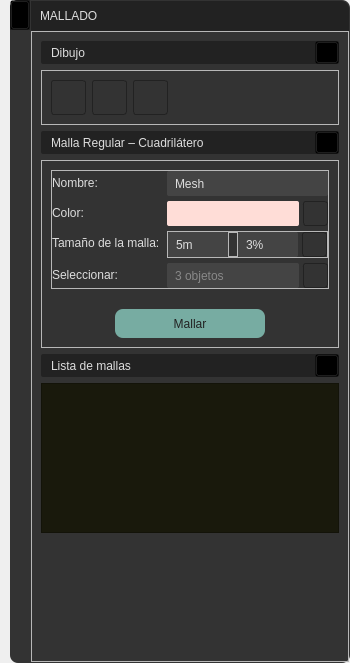
Old version of the form UI/widget_draw_menu_mesh.ui in the repository edwinar13/MPM-UN.
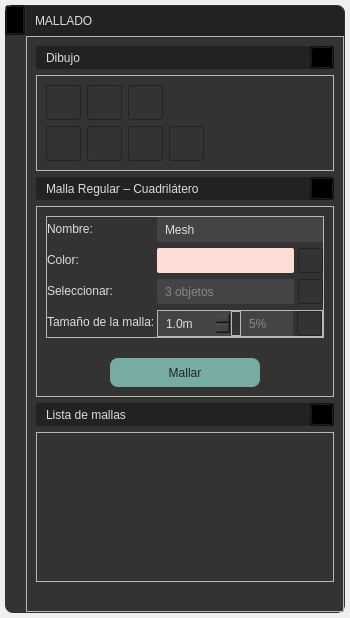
New version of the form. Icons and pictures are not drawn.

```diff
--- a/UI/widget_draw_menu_mesh.ui
+++ b/UI/widget_draw_menu_mesh.ui
@@ -7,7 +7,7 @@
     <x>0</x>
     <y>0</y>
     <width>350</width>
-    <height>663</height>
+    <height>591</height>
    </rect>
   </property>
   <property name="sizePolicy">
@@ -132,19 +132,31 @@
 
 QToolButton#toolButton_cardMeshDraw1,
 QToolButton#toolButton_cardMeshDraw2,
-QToolButton#toolButton_cardMeshDraw3{
+QToolButton#toolButton_cardMeshDraw3,
+QToolButton#toolButton_cardMeshDraw8,
+QToolButton#toolButton_cardMeshDraw9,
+QToolButton#toolButton_cardMeshDraw10,
+QToolButton#toolButton_cardMeshDraw11{
 background-color: transparent;
 border: 1px solid #222222;
 border-radius: 3px ;
 }
 QToolButton#toolButton_cardMeshDraw1:hover,
 QToolButton#toolButton_cardMeshDraw2:hover, 
-QToolButton#toolButton_cardMeshDraw3:hover{ 
+QToolButton#toolButton_cardMeshDraw3:hover, 
+QToolButton#toolButton_cardMeshDraw8:hover, 
+QToolButton#toolButton_cardMeshDraw9:hover, 
+QToolButton#toolButton_cardMeshDraw10:hover, 
+QToolButton#toolButton_cardMeshDraw11:hover{ 
 background-color: #444444;
 }
 QToolButton#toolButton_cardMeshDraw1:pressed,
 QToolButton#toolButton_cardMeshDraw2:pressed,
-QToolButton#toolButton_cardMeshDraw3:pressed{
+QToolButton#toolButton_cardMeshDraw3:pressed,
+QToolButton#toolButton_cardMeshDraw8:pressed,
+QToolButton#toolButton_cardMeshDraw9:pressed,
+QToolButton#toolButton_cardMeshDraw10:pressed,
+QToolButton#toolButton_cardMeshDraw11:pressed{
 border-top: 2px solid #222222;
 border-left: 2px solid #222222;
 }  
@@ -160,6 +172,9 @@
 font: 300 9pt &quot;Ubuntu&quot;;
 color: #DDDDDD;
 }
+
+
+#doubleSpinBoxl_textMesh4,
 QLineEdit#lineEdit_textMesh1,
 QLineEdit#lineEdit_textMesh2,
 QLineEdit#lineEdit_textMesh3,
@@ -174,6 +189,8 @@
 
 }
 
+
+QLineEdit#lineEdit_textMesh3,
 QLineEdit#lineEdit_textMesh5{
 color: #888888;
 }
@@ -218,6 +235,16 @@
 
 
 
+/*###########################################################*/
+/*###############          FRAME LISTA MALLAS         ##################*/
+/*###########################################################*/
+
+QScrollArea#scrollArea,
+#verticalLayout_containerCardMesh,
+#scrollAreaWidgetContents{
+background-color: transparent;
+}
+
 
 /*###########################################################*/
 /*################                 FRAME MSN          #####################*/
@@ -230,6 +257,143 @@
 }
 
 
+
+
+/*######################      SCROLL BAR    VERTICAL  ############################*/
+
+QScrollBar:vertical {    
+	border: none;
+    width: 14px;
+	border-radius: 0px;
+	margin: 15px 0px 15px 0px;
+}
+
+
+
+QScrollBar::handle:vertical {
+    background-color: #888888;
+    min-height: 14px;
+	border-radius: 7px;
+}
+QScrollBar::handle:vertical:hover {
+    background-color: #777777;
+}
+QScrollBar::handle:vertical:pressed {
+    background-color: #666666;
+}
+
+/*TOP*/
+QScrollBar::sub-line:vertical{
+    background-color: #666666;
+	border: none;
+	border-top-left-radius: 7px;
+	border-top-right-radius: 7px;
+	height: 15px;
+	subcontrol-position: top;
+	subcontrol-origin: margin;
+}
+
+
+QScrollBar::sub-line:vertical:hover{
+    background-color: #777777;
+}
+QScrollBar::sub-line:vertical:pressed{
+    background-color: #666666;
+}
+
+/*BOTTON*/
+QScrollBar::add-line:vertical{
+    background-color: #444444;
+	border: none;	
+	border-bottom-left-radius: 7px;
+	border-bottom-right-radius: 7px;
+	height: 15px;
+	subcontrol-position: bottom;
+	subcontrol-origin: margin;
+}
+
+
+QScrollBar::add-line:vertical:hover{
+    background-color: #777777;
+}
+QScrollBar::add-line:vertical:pressed{
+   background-color: #666666;
+}
+
+
+QScrollBar::up-arrow:vertical,QScrollBar::down-arrow:vertical{
+background: none;
+}
+QScrollBar::add-page:vertical,QScrollBar::sub-page:vertical{
+background: none;
+}
+
+
+/*######################      SCROLL BAR    HORIZONTAL  ############################*/
+
+QScrollBar:horizontal{
+height: 14px;
+border: none;
+border-radius: 0px;
+margin: 0px 15px 0px 15px;
+}
+
+
+/*Deslizador*/
+QScrollBar::handle:horizontal {
+    background-color: #888888;
+	border-radius: 7px;
+	min-width: 14px;
+}
+QScrollBar::handle:horizontal:hover {
+    background-color: #777777;
+}
+QScrollBar::handle:horizontal:pressed {
+    background-color: #666666;
+}
+  
+QScrollBar::sub-line:horizontal{
+background-color: #666666;
+border: none;
+border-top-left-radius: 7px;
+border-bottom-left-radius: 7px;
+width: 15px;
+subcontrol-position: left;
+subcontrol-origin: margin;
+}
+
+
+QScrollBar::sub-line:horizontal:hover{
+    background-color: #777777;
+}
+QScrollBar::sub-line:horizontal:pressed{
+    background-color: #666666;
+}
+
+QScrollBar::add-line:horizontal{
+    background-color: #666666;
+	border: none;	
+	border-top-right-radius: 7px;
+	border-bottom-right-radius: 7px;
+	width: 15px;
+	subcontrol-position: right;
+	subcontrol-origin: margin;
+}
+
+QScrollBar::add-line:horizontal:hover{
+    background-color: #777777;
+}QScrollBar::add-line:vertical:pressed{
+    background-color: #666666;
+}
+
+
+QScrollBar::up-arrow:horizontal,QScrollBar::down-arrow:horizontal{
+background: none;
+}
+QScrollBar::add-page:horizontal,QScrollBar::sub-page:horizontal{
+background: none;
+}
+
 </string>
   </property>
   <layout class="QHBoxLayout" name="horizontalLayout_6">
@@ -237,16 +401,16 @@
     <number>0</number>
    </property>
    <property name="leftMargin">
-    <number>10</number>
+    <number>5</number>
    </property>
    <property name="topMargin">
-    <number>0</number>
+    <number>5</number>
    </property>
    <property name="rightMargin">
-    <number>0</number>
+    <number>5</number>
    </property>
    <property name="bottomMargin">
-    <number>0</number>
+    <number>5</number>
    </property>
    <item>
     <widget class="QFrame" name="frame_meshProject">
@@ -678,6 +842,151 @@
                  </item>
                 </layout>
                </item>
+               <item>
+                <layout class="QHBoxLayout" name="horizontalLayout_15">
+                 <item>
+                  <widget class="QToolButton" name="toolButton_cardMeshDraw8">
+                   <property name="minimumSize">
+                    <size>
+                     <width>35</width>
+                     <height>35</height>
+                    </size>
+                   </property>
+                   <property name="maximumSize">
+                    <size>
+                     <width>35</width>
+                     <height>35</height>
+                    </size>
+                   </property>
+                   <property name="text">
+                    <string/>
+                   </property>
+                   <property name="icon">
+                    <iconset>
+                     <normaloff>../recursos/iconos/iconos_menu_draw_mesh/move.svg</normaloff>../recursos/iconos/iconos_menu_draw_mesh/move.svg</iconset>
+                   </property>
+                   <property name="iconSize">
+                    <size>
+                     <width>35</width>
+                     <height>35</height>
+                    </size>
+                   </property>
+                   <property name="arrowType">
+                    <enum>Qt::NoArrow</enum>
+                   </property>
+                  </widget>
+                 </item>
+                 <item>
+                  <widget class="QToolButton" name="toolButton_cardMeshDraw9">
+                   <property name="minimumSize">
+                    <size>
+                     <width>35</width>
+                     <height>35</height>
+                    </size>
+                   </property>
+                   <property name="maximumSize">
+                    <size>
+                     <width>35</width>
+                     <height>35</height>
+                    </size>
+                   </property>
+                   <property name="text">
+                    <string/>
+                   </property>
+                   <property name="icon">
+                    <iconset>
+                     <normaloff>../recursos/iconos/iconos_menu_draw_mesh/rotate.svg</normaloff>../recursos/iconos/iconos_menu_draw_mesh/rotate.svg</iconset>
+                   </property>
+                   <property name="iconSize">
+                    <size>
+                     <width>35</width>
+                     <height>35</height>
+                    </size>
+                   </property>
+                   <property name="arrowType">
+                    <enum>Qt::NoArrow</enum>
+                   </property>
+                  </widget>
+                 </item>
+                 <item>
+                  <widget class="QToolButton" name="toolButton_cardMeshDraw10">
+                   <property name="minimumSize">
+                    <size>
+                     <width>35</width>
+                     <height>35</height>
+                    </size>
+                   </property>
+                   <property name="maximumSize">
+                    <size>
+                     <width>35</width>
+                     <height>35</height>
+                    </size>
+                   </property>
+                   <property name="text">
+                    <string/>
+                   </property>
+                   <property name="icon">
+                    <iconset>
+                     <normaloff>../recursos/iconos/iconos_menu_draw_mesh/copy.svg</normaloff>../recursos/iconos/iconos_menu_draw_mesh/copy.svg</iconset>
+                   </property>
+                   <property name="iconSize">
+                    <size>
+                     <width>35</width>
+                     <height>35</height>
+                    </size>
+                   </property>
+                   <property name="arrowType">
+                    <enum>Qt::NoArrow</enum>
+                   </property>
+                  </widget>
+                 </item>
+                 <item>
+                  <widget class="QToolButton" name="toolButton_cardMeshDraw11">
+                   <property name="minimumSize">
+                    <size>
+                     <width>35</width>
+                     <height>35</height>
+                    </size>
+                   </property>
+                   <property name="maximumSize">
+                    <size>
+                     <width>35</width>
+                     <height>35</height>
+                    </size>
+                   </property>
+                   <property name="text">
+                    <string/>
+                   </property>
+                   <property name="icon">
+                    <iconset>
+                     <normaloff>../recursos/iconos/iconos_menu_draw_mesh/erase.svg</normaloff>../recursos/iconos/iconos_menu_draw_mesh/erase.svg</iconset>
+                   </property>
+                   <property name="iconSize">
+                    <size>
+                     <width>35</width>
+                     <height>35</height>
+                    </size>
+                   </property>
+                   <property name="arrowType">
+                    <enum>Qt::NoArrow</enum>
+                   </property>
+                  </widget>
+                 </item>
+                 <item>
+                  <spacer name="horizontalSpacer_5">
+                   <property name="orientation">
+                    <enum>Qt::Horizontal</enum>
+                   </property>
+                   <property name="sizeHint" stdset="0">
+                    <size>
+                     <width>40</width>
+                     <height>20</height>
+                    </size>
+                   </property>
+                  </spacer>
+                 </item>
+                </layout>
+               </item>
               </layout>
              </widget>
             </item>
@@ -760,10 +1069,10 @@
                  </property>
                  <layout class="QFormLayout" name="formLayout_3">
                   <property name="horizontalSpacing">
-                   <number>5</number>
+                   <number>0</number>
                   </property>
                   <property name="verticalSpacing">
-                   <number>5</number>
+                   <number>6</number>
                   </property>
                   <property name="leftMargin">
                    <number>0</number>
@@ -852,7 +1161,7 @@
                     </item>
                    </layout>
                   </item>
-                  <item row="2" column="0">
+                  <item row="3" column="0">
                    <widget class="QLabel" name="label_textMesh3">
                     <property name="minimumSize">
                      <size>
@@ -865,68 +1174,6 @@
                     </property>
                    </widget>
                   </item>
-                  <item row="3" column="0">
-                   <widget class="QLabel" name="label_textMesh4">
-                    <property name="minimumSize">
-                     <size>
-                      <width>110</width>
-                      <height>0</height>
-                     </size>
-                    </property>
-                    <property name="text">
-                     <string>Seleccionar:</string>
-                    </property>
-                   </widget>
-                  </item>
-                  <item row="3" column="1">
-                   <layout class="QHBoxLayout" name="horizontalLayout_11">
-                    <property name="spacing">
-                     <number>0</number>
-                    </property>
-                    <item>
-                     <widget class="QLineEdit" name="lineEdit_textMesh5">
-                      <property name="enabled">
-                       <bool>false</bool>
-                      </property>
-                      <property name="minimumSize">
-                       <size>
-                        <width>120</width>
-                        <height>25</height>
-                       </size>
-                      </property>
-                      <property name="maximumSize">
-                       <size>
-                        <width>16777215</width>
-                        <height>16777215</height>
-                       </size>
-                      </property>
-                      <property name="text">
-                       <string>3 objetos</string>
-                      </property>
-                     </widget>
-                    </item>
-                    <item>
-                     <widget class="QToolButton" name="toolButton_cardMeshDraw6">
-                      <property name="text">
-                       <string/>
-                      </property>
-                      <property name="icon">
-                       <iconset>
-                        <normaloff>../recursos/iconos/iconos_menu_draw_mesh/select.svg</normaloff>../recursos/iconos/iconos_menu_draw_mesh/select.svg</iconset>
-                      </property>
-                      <property name="iconSize">
-                       <size>
-                        <width>20</width>
-                        <height>20</height>
-                       </size>
-                      </property>
-                      <property name="arrowType">
-                       <enum>Qt::NoArrow</enum>
-                      </property>
-                     </widget>
-                    </item>
-                   </layout>
-                  </item>
                   <item row="0" column="1">
                    <widget class="QLineEdit" name="lineEdit_textMesh1">
                     <property name="minimumSize">
@@ -946,7 +1193,7 @@
                     </property>
                    </widget>
                   </item>
-                  <item row="2" column="1">
+                  <item row="3" column="1">
                    <widget class="QFrame" name="frame">
                     <property name="sizePolicy">
                      <sizepolicy hsizetype="Preferred" vsizetype="Preferred">
@@ -977,27 +1224,24 @@
                       <number>0</number>
                      </property>
                      <item>
-                      <widget class="QLineEdit" name="lineEdit_textMesh3">
-                       <property name="sizePolicy">
-                        <sizepolicy hsizetype="Expanding" vsizetype="Fixed">
-                         <horstretch>0</horstretch>
-                         <verstretch>0</verstretch>
-                        </sizepolicy>
-                       </property>
+                      <widget class="QDoubleSpinBox" name="doubleSpinBoxl_textMesh4">
                        <property name="minimumSize">
                         <size>
                          <width>0</width>
                          <height>25</height>
                         </size>
                        </property>
-                       <property name="maximumSize">
-                        <size>
-                         <width>16777215</width>
-                         <height>16777215</height>
-                        </size>
+                       <property name="suffix">
+                        <string>m</string>
                        </property>
-                       <property name="text">
-                        <string>5m</string>
+                       <property name="decimals">
+                        <number>1</number>
+                       </property>
+                       <property name="singleStep">
+                        <double>0.100000000000000</double>
+                       </property>
+                       <property name="value">
+                        <double>1.000000000000000</double>
                        </property>
                       </widget>
                      </item>
@@ -1024,9 +1268,12 @@
                       </widget>
                      </item>
                      <item>
-                      <widget class="QLineEdit" name="lineEdit_textMesh4">
+                      <widget class="QLineEdit" name="lineEdit_textMesh3">
+                       <property name="enabled">
+                        <bool>false</bool>
+                       </property>
                        <property name="sizePolicy">
-                        <sizepolicy hsizetype="Expanding" vsizetype="Fixed">
+                        <sizepolicy hsizetype="Preferred" vsizetype="Fixed">
                          <horstretch>0</horstretch>
                          <verstretch>0</verstretch>
                         </sizepolicy>
@@ -1044,7 +1291,7 @@
                         </size>
                        </property>
                        <property name="text">
-                        <string>3%</string>
+                        <string>5%</string>
                        </property>
                       </widget>
                      </item>
@@ -1071,6 +1318,68 @@
                     </layout>
                    </widget>
                   </item>
+                  <item row="2" column="0">
+                   <widget class="QLabel" name="label_textMesh4">
+                    <property name="minimumSize">
+                     <size>
+                      <width>110</width>
+                      <height>0</height>
+                     </size>
+                    </property>
+                    <property name="text">
+                     <string>Seleccionar:</string>
+                    </property>
+                   </widget>
+                  </item>
+                  <item row="2" column="1">
+                   <layout class="QHBoxLayout" name="horizontalLayout_11">
+                    <property name="spacing">
+                     <number>0</number>
+                    </property>
+                    <item>
+                     <widget class="QLineEdit" name="lineEdit_textMesh5">
+                      <property name="enabled">
+                       <bool>false</bool>
+                      </property>
+                      <property name="minimumSize">
+                       <size>
+                        <width>120</width>
+                        <height>25</height>
+                       </size>
+                      </property>
+                      <property name="maximumSize">
+                       <size>
+                        <width>16777215</width>
+                        <height>16777215</height>
+                       </size>
+                      </property>
+                      <property name="text">
+                       <string>3 objetos</string>
+                      </property>
+                     </widget>
+                    </item>
+                    <item>
+                     <widget class="QToolButton" name="toolButton_cardMeshDraw6">
+                      <property name="text">
+                       <string/>
+                      </property>
+                      <property name="icon">
+                       <iconset>
+                        <normaloff>../recursos/iconos/iconos_menu_draw_mesh/select.svg</normaloff>../recursos/iconos/iconos_menu_draw_mesh/select.svg</iconset>
+                      </property>
+                      <property name="iconSize">
+                       <size>
+                        <width>20</width>
+                        <height>20</height>
+                       </size>
+                      </property>
+                      <property name="arrowType">
+                       <enum>Qt::NoArrow</enum>
+                      </property>
+                     </widget>
+                    </item>
+                   </layout>
+                  </item>
                  </layout>
                 </widget>
                </item>
@@ -1176,6 +1485,12 @@
             </item>
             <item>
              <widget class="QFrame" name="frame_mesh3">
+              <property name="sizePolicy">
+               <sizepolicy hsizetype="Preferred" vsizetype="Expanding">
+                <horstretch>0</horstretch>
+                <verstretch>0</verstretch>
+               </sizepolicy>
+              </property>
               <property name="minimumSize">
                <size>
                 <width>0</width>
@@ -1183,7 +1498,7 @@
                </size>
               </property>
               <property name="styleSheet">
-               <string notr="true">background-color: rgb(25, 25, 12);</string>
+               <string notr="true"/>
               </property>
               <property name="frameShape">
                <enum>QFrame::StyledPanel</enum>
@@ -1191,17 +1506,69 @@
               <property name="frameShadow">
                <enum>QFrame::Raised</enum>
               </property>
-              <widget class="QWidget" name="verticalLayoutWidget">
-               <property name="geometry">
-                <rect>
-                 <x>10</x>
-                 <y>10</y>
-                 <width>16</width>
-                 <height>16</height>
-                </rect>
-               </property>
-               <layout class="QVBoxLayout" name="verticalLayout_7"/>
-              </widget>
+              <layout class="QHBoxLayout" name="horizontalLayout_13">
+               <item>
+                <widget class="QScrollArea" name="scrollArea">
+                 <property name="styleSheet">
+                  <string notr="true">background-color: transparent;
+border: none;</string>
+                 </property>
+                 <property name="widgetResizable">
+                  <bool>true</bool>
+                 </property>
+                 <widget class="QWidget" name="scrollAreaWidgetContents">
+                  <property name="geometry">
+                   <rect>
+                    <x>0</x>
+                    <y>0</y>
+                    <width>278</width>
+                    <height>130</height>
+                   </rect>
+                  </property>
+                  <layout class="QHBoxLayout" name="horizontalLayout_14">
+                   <property name="spacing">
+                    <number>0</number>
+                   </property>
+                   <property name="leftMargin">
+                    <number>0</number>
+                   </property>
+                   <property name="topMargin">
+                    <number>0</number>
+                   </property>
+                   <property name="rightMargin">
+                    <number>0</number>
+                   </property>
+                   <property name="bottomMargin">
+                    <number>0</number>
+                   </property>
+                   <item>
+                    <layout class="QVBoxLayout" name="verticalLayout_containerCardMesh">
+                     <property name="spacing">
+                      <number>0</number>
+                     </property>
+                     <item>
+                      <widget class="QFrame" name="frame_empty">
+                       <property name="sizePolicy">
+                        <sizepolicy hsizetype="Preferred" vsizetype="Expanding">
+                         <horstretch>0</horstretch>
+                         <verstretch>0</verstretch>
+                        </sizepolicy>
+                       </property>
+                       <property name="frameShape">
+                        <enum>QFrame::StyledPanel</enum>
+                       </property>
+                       <property name="frameShadow">
+                        <enum>QFrame::Raised</enum>
+                       </property>
+                      </widget>
+                     </item>
+                    </layout>
+                   </item>
+                  </layout>
+                 </widget>
+                </widget>
+               </item>
+              </layout>
              </widget>
             </item>
             <item>
@@ -1212,7 +1579,7 @@
               <property name="sizeHint" stdset="0">
                <size>
                 <width>20</width>
-                <height>227</height>
+                <height>40</height>
                </size>
               </property>
              </spacer>
```
